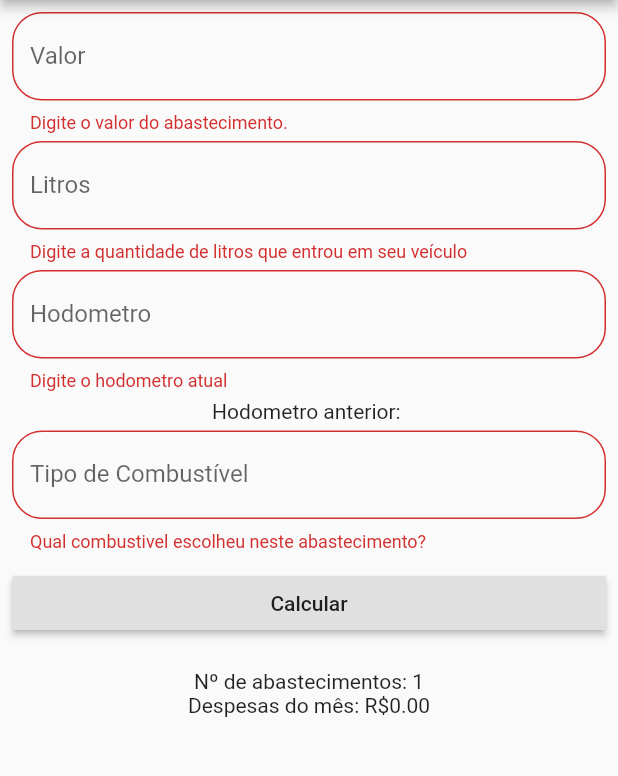
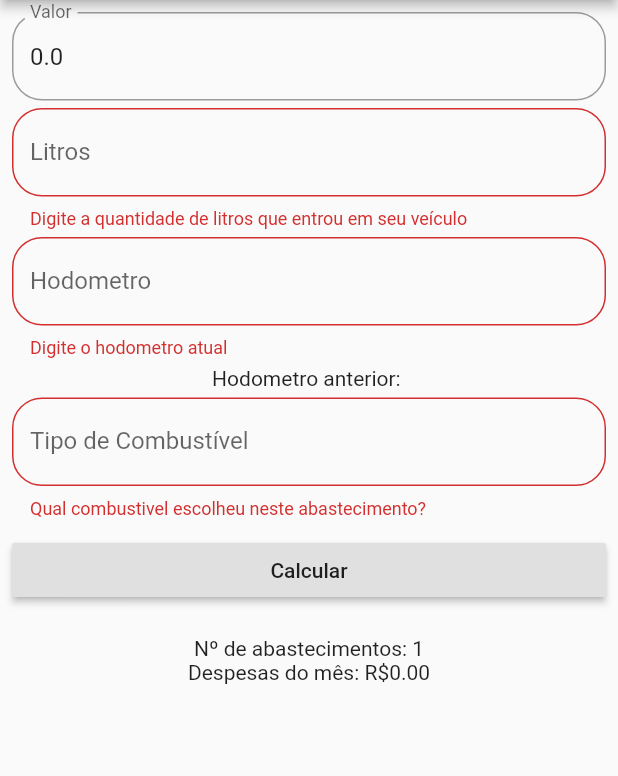
Before and after one commit to hygornet/carexpanses, a Flutter app: the PageAbastecer screen opened directly with empty values, after a tap on "Calcular", on a phone screen of 412 x 824 dp, the part 84-860 px from its top. Run offline on Flutter 3.47's test engine with Material 2 defaults, Android fonts, the phone set to English and light mode, and no system bars; our stand-ins replace flutter_masked_text.

```diff
--- a/lib/views/page_abastecer.dart
+++ b/lib/views/page_abastecer.dart
@@ -23,6 +23,8 @@ class _PageAbastecerState extends State<PageAbastecer> {
   var _formData = Map<String, Object>();
   Abastecimento abastecimento = Abastecimento();
 
+  Abastecimento abastecer = Abastecimento();
+
   final format = DateFormat('dd-MM-yyyy');
   var dataAtual = DateTime.now();
 
@@ -31,6 +33,31 @@ class _PageAbastecerState extends State<PageAbastecer> {
   int count = 0;
   double calculoUltimaMedia;
   double guardaUltimaMedia;
+
+  @override
+  void didChangeDependencies() {
+    // TODO: implement didChangeDependencies
+    super.didChangeDependencies();
+    final _infoAbastecimento = ModalRoute.of(context).settings.arguments as Map;
+    final abastecimentoProvider = Provider.of<Abastecimento>(context);
+
+    int i = _infoAbastecimento['index'];
+
+    if (abastecimento != null) {
+      valorController.text = _infoAbastecimento['valor'].toString();
+      litroController.text = _infoAbastecimento['litros'].toString();
+      hodometroAtualController.text =
+          _infoAbastecimento['hodometroAnterior'].toString();
+      tipoCombustivelController.text = _infoAbastecimento['tipoCombustivel'];
+    }
+
+    // if (abastecimento != null) {
+    //   valorController.text =
+    //       abastecimentoProvider.itemsList[i].valorAbastecimento.toString();
+    //   litroController.text =
+    //       abastecimentoProvider.itemsList[i].litroAbastecimento.toString();
+    // }
+  }
 
   @override
   Widget build(BuildContext context) {
```
Also changed, not shown: lib/views/homescreen.dart (+8 -0 lines).
